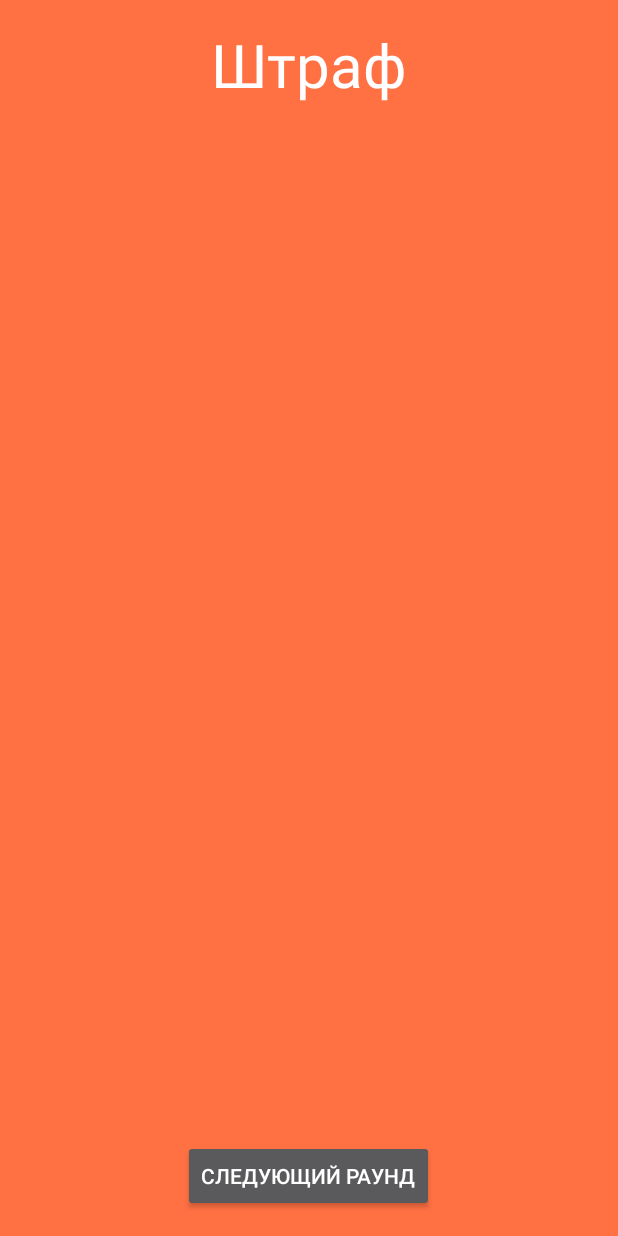
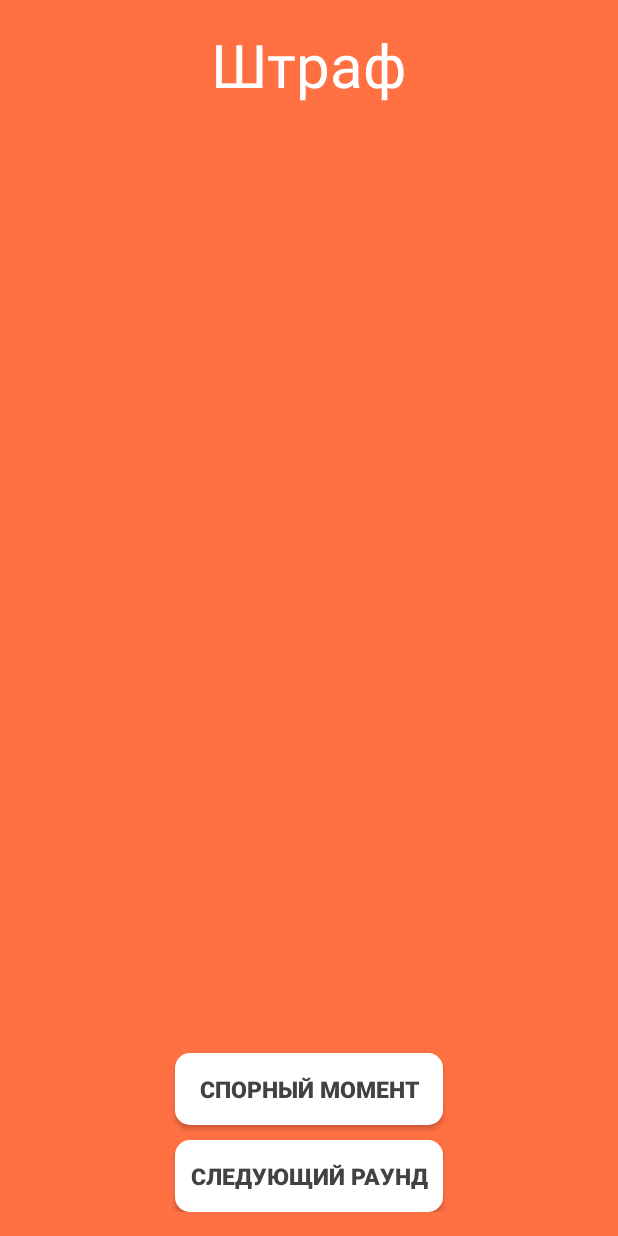
Before and after one commit to DmytroNazarenko/BoomGame, an Android app: the ResultsActivity screen opened directly, with no data from a screen before it, on a phone screen of 412 x 824 dp. Run offline under Robolectric (Android 15) with nearby library versions, the phone set to English and light mode, and no system bars.

Commit message:
Design and verification changes

```diff
--- a/app/src/main/java/com/dmytronazarenko/tictacboom/view/PlayersActivity.java
+++ b/app/src/main/java/com/dmytronazarenko/tictacboom/view/PlayersActivity.java
@@ -54,7 +54,7 @@ public class PlayersActivity extends AppCompatActivity {
             @Override
             public void onClick(DialogInterface dialog, int whichButton) {
                 String result = input.getText().toString().trim();
-                if (result != "") {
+                if (!result.equals("")) {
                     listItems.add(result);
                     players.addPlayer(result, 0);
                     adapter.notifyDataSetChanged();
--- a/app/src/main/java/com/dmytronazarenko/tictacboom/view/ResultsActivity.java
+++ b/app/src/main/java/com/dmytronazarenko/tictacboom/view/ResultsActivity.java
@@ -112,7 +112,7 @@ public class ResultsActivity extends AppCompatActivity {
         final View dialogView = inflater.inflate(R.layout.winner_dialog, null);
         alert.setView(dialogView);
         TextView textView = (TextView) dialogView.findViewById(R.id.textView5);
-        textView.setText(player.getName()+" победил!");
+        textView.setText(player.getName() + " победил!");
         AlertDialog alertToShow = alert.create();
         alertToShow.setOnCancelListener(new DialogInterface.OnCancelListener() {
             @Override
@@ -143,4 +143,8 @@ public class ResultsActivity extends AppCompatActivity {
         startActivity(intent);
         this.finish();
     }
+
+    public void controversialIssue(View view) {
+        SHOULD_SELECT_POINT = false;
+    }
 }
--- /dev/null
+++ b/app/src/main/res/drawable/oval_button.xml
@@ -0,0 +1,24 @@
+<?xml version="1.0" encoding="utf-8"?>
+<shape xmlns:android="http://schemas.android.com/apk/res/android"
+    android:shape="rectangle" >
+
+    <corners
+        android:bottomLeftRadius="10dp"
+        android:bottomRightRadius="10dp"
+        android:radius="10dp"
+        android:topLeftRadius="10dp"
+        android:topRightRadius="10dp" />
+
+    <solid android:color="#FFF" />
+
+    <padding
+        android:bottom="0dp"
+        android:left="10dp"
+        android:right="10dp"
+        android:top="0dp" />
+
+    <!--<size-->
+        <!--android:height="60dp"-->
+        <!--android:width="270dp" />-->
+
+</shape>
--- a/app/src/main/res/layout/activity_results.xml
+++ b/app/src/main/res/layout/activity_results.xml
@@ -18,9 +18,8 @@
         android:layout_alignParentLeft="true"
         android:layout_alignParentStart="true"
         android:layout_below="@+id/textView2"
-        android:layout_above="@+id/button4"
         android:layout_marginTop="20dp"
-        android:layout_marginBottom="20dp" />
+        android:layout_above="@+id/button9" />
 
     <TextView
         android:layout_width="wrap_content"
@@ -39,5 +38,28 @@
         android:id="@+id/button4"
         android:layout_alignParentBottom="true"
         android:layout_centerHorizontal="true"
-        android:onClick="nextRound" />
+        android:onClick="nextRound"
+        android:clickable="true"
+        android:background="@drawable/oval_button"
+        android:textColor="#424242"
+        android:textSize="15dp"
+        android:textStyle="bold" />
+
+    <Button
+        android:layout_width="wrap_content"
+        android:layout_height="wrap_content"
+        android:text="Спорный момент"
+        android:id="@+id/button9"
+        android:layout_above="@+id/button4"
+        android:background="@drawable/oval_button"
+        android:textColor="#424242"
+        android:layout_marginTop="10dp"
+        android:layout_marginBottom="10dp"
+        android:layout_alignRight="@+id/button4"
+        android:layout_alignEnd="@+id/button4"
+        android:layout_alignLeft="@+id/button4"
+        android:layout_alignStart="@+id/button4"
+        android:textSize="15dp"
+        android:textStyle="bold"
+        android:onClick="controversialIssue" />
 </RelativeLayout>
```
Also changed, not shown: app/src/main/res/layout/activity_players.xml (+10 -4 lines).
